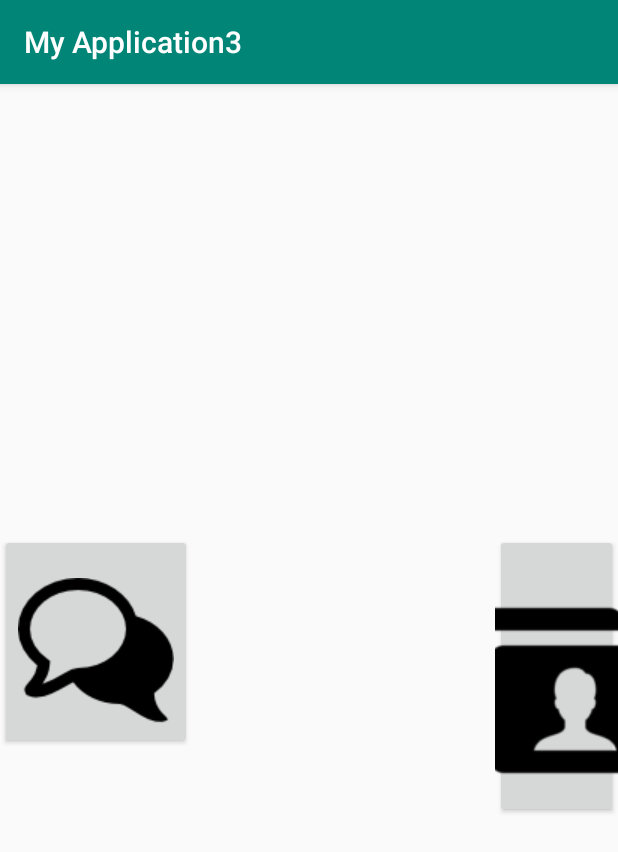
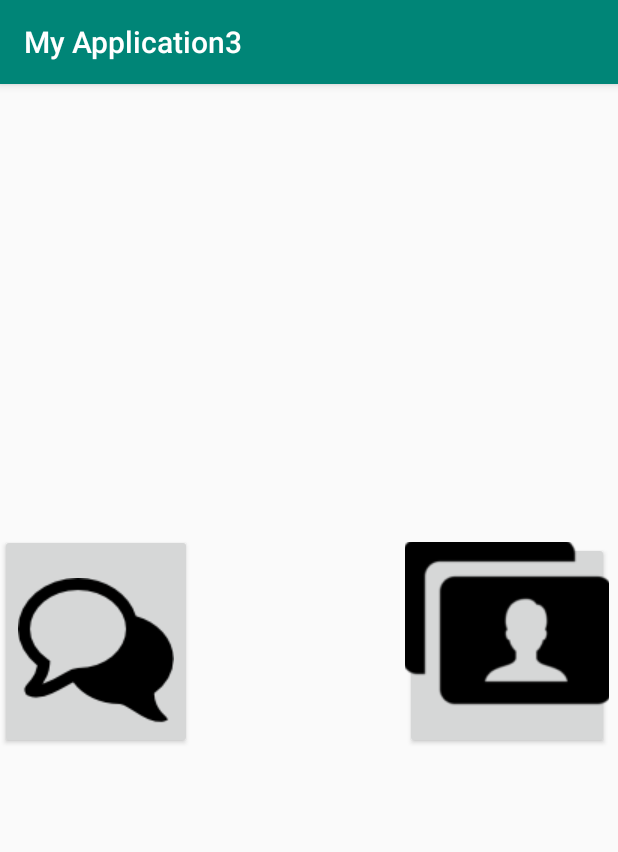
Before and after one commit to MarG07/android, an Android app: the screen it shows after launch (RightLeftActivity), on a phone screen of 412 x 824 dp. Shown: the top 852 px of the screen. Run offline under Robolectric (Android 15) with nearby library versions, the phone set to English and light mode, and no system bars.

Commit message:
приложение полностью готово

```diff
--- a/app/src/main/res/layout/activity_logo.xml
+++ b/app/src/main/res/layout/activity_logo.xml
@@ -12,7 +12,8 @@
         android:scaleType="matrix"
         android:src="@drawable/logo"
         tools:ignore="ContentDescription"
-        android:paddingTop="270dp"
+        android:paddingTop="250dp"
+        android:foregroundGravity="center"
         android:paddingLeft="20dp"/>
 
 </RelativeLayout>
--- a/app/src/main/res/layout/activity_right_left.xml
+++ b/app/src/main/res/layout/activity_right_left.xml
@@ -10,13 +10,13 @@
         android:layout_height="wrap_content"
         android:layout_marginTop="300dp"
         android:drawableBottom="@drawable/img_1761"
-        android:onClick="ChatStart"/>
+        android:onClick="ChatStart" />
 
     <Button
-        android:layout_width="wrap_content"
-        android:layout_height="wrap_content"
-        android:layout_marginLeft="330dp"
-        android:layout_marginTop="300dp"
+        android:layout_width="136dp"
+        android:layout_height="138dp"
+        android:layout_marginLeft="270dp"
+        android:layout_marginTop="305dp"
         android:drawableBottom="@drawable/img_1762"
         android:onClick="MainStart" />
 
```
Also changed, not shown: app/src/main/java/com/example/myapplication3/ChatActivity.java (+14 -4 lines).
